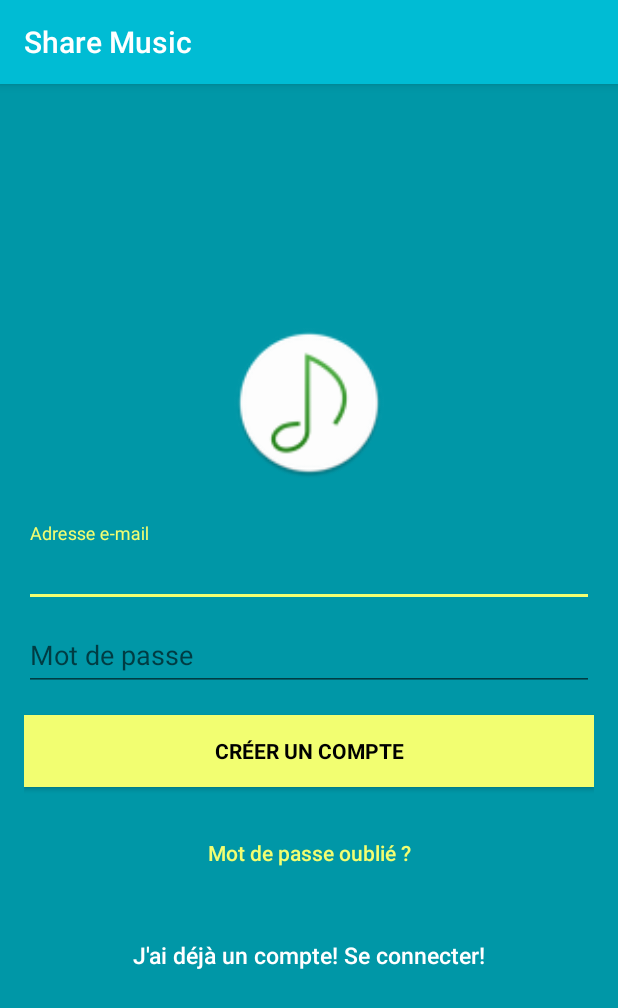
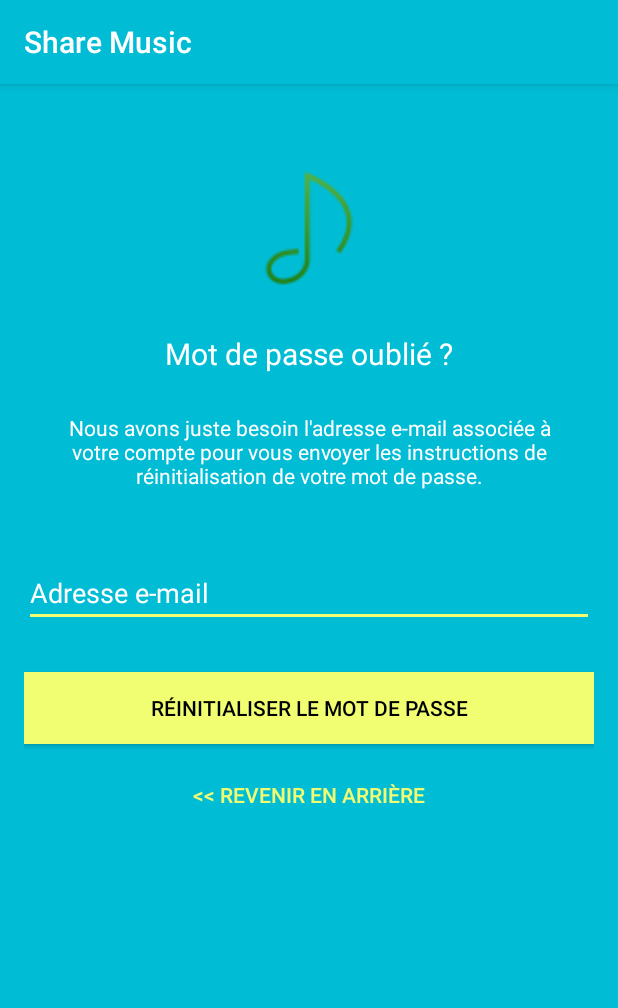
Before and after one commit to maximechareyron/ShareMusic, an Android app: the screen it shows after launch (SignupActivity before the commit, ResetPasswordActivity after it), after a tap on "Mot de passe oublié ?", on a phone screen of 412 x 824 dp. Shown: the top 1008 px of the screen. Run offline under Robolectric (Android 15) with nearby library versions, the phone set to English and light mode, and no system bars; our stand-ins replace Firebase (no records; nobody signed in at launch, a user with empty details on screens opened directly).

Commit message:
Réinitialisation mot de passe OK

```diff
--- a/app/build.gradle
+++ b/app/build.gradle
@@ -1,7 +1,7 @@
 apply plugin: 'com.android.application'
 
 android {
-    compileSdkVersion 25
+    compileSdkVersion 24
     buildToolsVersion "25.0.0"
     defaultConfig {
         applicationId "com.example.olmartin2.lecteurmusique"
@@ -25,7 +25,6 @@ dependencies {
     testCompile 'junit:junit:4.12'
     compile 'com.android.support:appcompat-v7:25.1.1'
     compile 'com.android.support:recyclerview-v7:25.1.1'
-
     // Coordinator layout
     compile 'com.android.support:design:25.1.1'
     compile 'com.google.firebase:firebase-auth:10.0.1'
--- a/app/src/main/AndroidManifest.xml
+++ b/app/src/main/AndroidManifest.xml
@@ -14,12 +14,15 @@
         <activity android:name=".EmetteurActivity" />
         <activity android:name=".HebergeurActivity"/>
         <activity android:name=".SignupActivity">
+        </activity>
+        <activity android:name=".LoginActivity">
             <intent-filter>
                 <action android:name="android.intent.action.MAIN" />
 
                 <category android:name="android.intent.category.LAUNCHER" />
             </intent-filter>
         </activity>
+        <activity android:name=".ResetPasswordActivity"/>
     </application>
 
 </manifest>
--- a/app/src/main/java/com/example/olmartin2/lecteurmusique/LoginActivity.java
+++ b/app/src/main/java/com/example/olmartin2/lecteurmusique/LoginActivity.java
@@ -18,6 +18,9 @@ import com.google.android.gms.tasks.Task;
 import com.google.firebase.auth.AuthResult;
 import com.google.firebase.auth.FirebaseAuth;
 
+/**
+ * Created by machareyro on 07/03/17.
+ */
 public class LoginActivity extends AppCompatActivity {
 
     private EditText inputEmail, inputPassword;
@@ -76,12 +79,12 @@ public class LoginActivity extends AppCompatActivity {
                 final String password = inputPassword.getText().toString();
 
                 if (TextUtils.isEmpty(email)) {
-                    Toast.makeText(getApplicationContext(), "Enter email address!", Toast.LENGTH_SHORT).show();
+                    Toast.makeText(getApplicationContext(), getString(R.string.missing_email), Toast.LENGTH_SHORT).show();
                     return;
                 }
 
                 if (TextUtils.isEmpty(password)) {
-                    Toast.makeText(getApplicationContext(), "Enter password!", Toast.LENGTH_SHORT).show();
+                    Toast.makeText(getApplicationContext(), getString(R.string.missing_password), Toast.LENGTH_SHORT).show();
                     return;
                 }
 
--- a/app/src/main/java/com/example/olmartin2/lecteurmusique/ResetPasswordActivity.java
+++ b/app/src/main/java/com/example/olmartin2/lecteurmusique/ResetPasswordActivity.java
@@ -1,7 +1,75 @@
 package com.example.olmartin2.lecteurmusique;
 
+import android.os.Bundle;
+import android.support.annotation.NonNull;
+import android.support.v7.app.AppCompatActivity;
+import android.text.TextUtils;
+import android.view.View;
+import android.widget.Button;
+import android.widget.EditText;
+import android.widget.ProgressBar;
+import android.widget.Toast;
+
+import com.google.android.gms.tasks.OnCompleteListener;
+import com.google.android.gms.tasks.Task;
+import com.google.firebase.auth.FirebaseAuth;
+
 /**
- * Created by machareyro on 07/03/17.
+ * Created by machareyro on 07/03/2017.
  */
-public class ResetPasswordActivity {
+public class ResetPasswordActivity extends AppCompatActivity {
+
+    private EditText inputEmail;
+    private Button btnReset, btnBack;
+    private FirebaseAuth auth;
+    private ProgressBar progressBar;
+
+    @Override
+    protected void onCreate(Bundle savedInstanceState) {
+        super.onCreate(savedInstanceState);
+        setContentView(R.layout.activity_reset_password);
+
+        inputEmail = (EditText) findViewById(R.id.email);
+        btnReset = (Button) findViewById(R.id.btn_reset_password);
+        btnBack = (Button) findViewById(R.id.btn_back);
+        progressBar = (ProgressBar) findViewById(R.id.progressBar);
+
+        auth = FirebaseAuth.getInstance();
+
+        btnBack.setOnClickListener(new View.OnClickListener() {
+            @Override
+            public void onClick(View v) {
+                finish();
+            }
+        });
+
+        btnReset.setOnClickListener(new View.OnClickListener() {
+            @Override
+            public void onClick(View v) {
+
+                String email = inputEmail.getText().toString().trim();
+
+                if (TextUtils.isEmpty(email)) {
+                    Toast.makeText(getApplication(), "Enter your registered email id", Toast.LENGTH_SHORT).show();
+                    return;
+                }
+
+                progressBar.setVisibility(View.VISIBLE);
+                auth.sendPasswordResetEmail(email)
+                        .addOnCompleteListener(new OnCompleteListener<Void>() {
+                            @Override
+                            public void onComplete(@NonNull Task<Void> task) {
+                                if (task.isSuccessful()) {
+                                    Toast.makeText(ResetPasswordActivity.this, "We have sent you instructions to reset your password!", Toast.LENGTH_SHORT).show();
+                                } else {
+                                    Toast.makeText(ResetPasswordActivity.this, "Failed to send reset email!", Toast.LENGTH_SHORT).show();
+                                }
+
+                                progressBar.setVisibility(View.GONE);
+                            }
+                        });
+            }
+        });
+    }
+
 }
--- a/app/src/main/java/com/example/olmartin2/lecteurmusique/SignupActivity.java
+++ b/app/src/main/java/com/example/olmartin2/lecteurmusique/SignupActivity.java
@@ -16,6 +16,9 @@ import com.google.android.gms.tasks.Task;
 import com.google.firebase.auth.AuthResult;
 import com.google.firebase.auth.FirebaseAuth;
 
+/**
+ * Created by machareyro on 07/03/17.
+ */
 public class SignupActivity extends AppCompatActivity {
 
     private EditText inputEmail, inputPassword;
@@ -60,17 +63,17 @@ public class SignupActivity extends AppCompatActivity {
                 String password = inputPassword.getText().toString().trim();
 
                 if (TextUtils.isEmpty(email)) {
-                    Toast.makeText(getApplicationContext(), "Enter email address!", Toast.LENGTH_SHORT).show();
+                    Toast.makeText(getApplicationContext(), getString(R.string.missing_email), Toast.LENGTH_SHORT).show();
                     return;
                 }
 
                 if (TextUtils.isEmpty(password)) {
-                    Toast.makeText(getApplicationContext(), "Enter password!", Toast.LENGTH_SHORT).show();
+                    Toast.makeText(getApplicationContext(), getString(R.string.missing_password), Toast.LENGTH_SHORT).show();
                     return;
                 }
 
                 if (password.length() < 6) {
-                    Toast.makeText(getApplicationContext(), "Password too short, enter minimum 6 characters!", Toast.LENGTH_SHORT).show();
+                    Toast.makeText(getApplicationContext(), getString(R.string.minimum_password), Toast.LENGTH_SHORT).show();
                     return;
                 }
 
@@ -86,7 +89,7 @@ public class SignupActivity extends AppCompatActivity {
                                 // the auth state listener will be notified and logic to handle the
                                 // signed in user can be handled in the listener.
                                 if (!task.isSuccessful()) {
-                                    Toast.makeText(SignupActivity.this, "Authentication failed." + task.getException(),
+                                    Toast.makeText(SignupActivity.this, getString(R.string.auth_failed) + task.getException(),
                                             Toast.LENGTH_SHORT).show();
                                 } else {
                                     startActivity(new Intent(SignupActivity.this, MainActivity.class));
--- /dev/null
+++ b/app/src/main/res/layout/activity_reset_password.xml
@@ -0,0 +1,87 @@
+<?xml version="1.0" encoding="utf-8"?>
+<android.support.design.widget.CoordinatorLayout xmlns:android="http://schemas.android.com/apk/res/android"
+    xmlns:app="http://schemas.android.com/apk/res-auto"
+    xmlns:tools="http://schemas.android.com/tools"
+    android:layout_width="match_parent"
+    android:layout_height="match_parent"
+    android:layout_gravity="center"
+    android:background="@color/colorPrimary"
+    android:fitsSystemWindows="true"
+    tools:context="com.example.olmartin2.lecteurmusique.ResetPasswordActivity">
+
+    <LinearLayout
+        android:layout_width="fill_parent"
+        android:layout_height="wrap_content"
+        android:layout_marginTop="30dp"
+        android:gravity="center"
+        android:orientation="vertical"
+        android:padding="@dimen/activity_horizontal_margin">
+
+
+        <ImageView
+            android:layout_width="@dimen/logo_w_h"
+            android:layout_height="@dimen/logo_w_h"
+            android:layout_gravity="center_horizontal"
+            android:layout_marginBottom="10dp"
+            android:src="@mipmap/ic_launcher" />
+
+        <TextView
+            android:layout_width="wrap_content"
+            android:layout_height="wrap_content"
+            android:layout_gravity="center_horizontal"
+            android:padding="10dp"
+            android:text="@string/lbl_forgot_password"
+            android:textColor="@android:color/white"
+            android:textSize="20dp" />
+
+        <TextView
+            android:layout_width="wrap_content"
+            android:layout_height="wrap_content"
+            android:layout_marginBottom="10dp"
+            android:gravity="center_horizontal"
+            android:padding="@dimen/activity_horizontal_margin"
+            android:text="@string/forgot_password_msg"
+            android:textColor="@android:color/white"
+            android:textSize="14dp" />
+
+        <EditText
+            android:id="@+id/email"
+            android:layout_width="match_parent"
+            android:layout_height="wrap_content"
+            android:layout_marginBottom="10dp"
+            android:layout_marginTop="20dp"
+            android:hint="@string/hint_email"
+            android:inputType="textEmailAddress"
+            android:textColor="@android:color/white"
+            android:textColorHint="@android:color/white" />
+
+        <!-- Login Button -->
+
+        <Button
+            android:id="@+id/btn_reset_password"
+            android:layout_width="fill_parent"
+            android:layout_height="wrap_content"
+            android:layout_marginTop="20dip"
+            android:background="@color/colorAccent"
+            android:text="@string/btn_reset_password"
+            android:textColor="@android:color/black" />
+
+        <Button
+            android:id="@+id/btn_back"
+            android:layout_width="wrap_content"
+            android:layout_height="wrap_content"
+            android:layout_marginTop="10dp"
+            android:background="@null"
+            android:text="@string/btn_back"
+            android:textColor="@color/colorAccent" />
+
+    </LinearLayout>
+
+    <ProgressBar
+        android:id="@+id/progressBar"
+        android:layout_width="30dp"
+        android:layout_height="30dp"
+        android:layout_gravity="center|bottom"
+        android:layout_marginBottom="20dp"
+        android:visibility="gone" />
+</android.support.design.widget.CoordinatorLayout>
--- a/app/src/main/res/layout/activity_signin.xml
+++ b/app/src/main/res/layout/activity_signin.xml
@@ -23,10 +23,6 @@
             android:layout_marginBottom="30dp"
             android:src="@mipmap/ic_launcher" />
 
-        <android.support.design.widget.TextInputLayout
-            android:layout_width="match_parent"
-            android:layout_height="wrap_content">
-
             <EditText
                 android:id="@+id/email"
                 android:layout_width="match_parent"
@@ -36,11 +32,7 @@
                 android:inputType="textEmailAddress"
                 android:textColor="@android:color/white"
                 android:textColorHint="@android:color/white" />
-        </android.support.design.widget.TextInputLayout>
 
-        <android.support.design.widget.TextInputLayout
-            android:layout_width="match_parent"
-            android:layout_height="wrap_content">
 
             <EditText
                 android:id="@+id/password"
@@ -51,7 +43,6 @@
                 android:inputType="textPassword"
                 android:textColor="@android:color/white"
                 android:textColorHint="@android:color/white" />
-        </android.support.design.widget.TextInputLayout>
 
         <!-- Login Button -->
 
@@ -85,7 +76,7 @@
             android:text="@string/btn_link_to_register"
             android:textAllCaps="false"
             android:textColor="@color/white"
-            android:textSize="15dp" />
+            android:textSize="15sp" />
     </LinearLayout>
 
     <ProgressBar
--- a/app/src/main/res/layout/activity_signup.xml
+++ b/app/src/main/res/layout/activity_signup.xml
@@ -23,10 +23,6 @@
             android:layout_marginBottom="30dp"
             android:src="@mipmap/ic_launcher" />
 
-        <android.support.design.widget.TextInputLayout
-            android:layout_width="match_parent"
-            android:layout_height="wrap_content">
-
         <EditText
             android:id="@+id/email"
             android:layout_width="match_parent"
@@ -36,12 +32,6 @@
             android:maxLines="1"
             android:singleLine="true"
             android:textColor="@android:color/white" />
-
-        </android.support.design.widget.TextInputLayout>
-
-        <android.support.design.widget.TextInputLayout
-            android:layout_width="match_parent"
-            android:layout_height="wrap_content">
 
         <EditText
             android:id="@+id/password"
@@ -55,8 +45,6 @@
             android:maxLines="1"
             android:singleLine="true"
             android:textColor="@android:color/white" />
-
-        </android.support.design.widget.TextInputLayout>
 
         <Button
             android:id="@+id/sign_up_button"
--- a/app/src/main/res/values/strings.xml
+++ b/app/src/main/res/values/strings.xml
@@ -22,11 +22,10 @@
     <string name="hint_password">Mot de passe</string>
     <string name="hint_name">Nom complet</string>
     <string name="btn_link_to_register">Pas encore membre ? Créez un compte maintenant !</string>
-    <string name="btn_link_to_login">J\'ai déjà un compte! Se connecter!</string>
+    <string name="btn_link_to_login">J\'ai déjà un compte, me connecter!</string>
     <string name="title_activity_reset_password">ResetPasswordActivity</string>
     <string name="btn_forgot_password">Mot de passe oublié ?</string>
     <string name="btn_reset_password">Réinitialiser le mot de passe</string>
-    <string name="btn_back"><![CDATA[<< Back]]></string>
     <string name="hint_new_email">Nouvelle adresse mail</string>
     <string name="btn_change">Changer</string>
     <string name="btn_send">Envoyer</string>
@@ -34,6 +33,10 @@
     <string name="btn_sign_out">Déconnexion</string>
     <string name="forgot_password_msg">Nous avons juste besoin l\'adresse e-mail associée à votre compte pour vous envoyer les instructions de réinitialisation de votre mot de passe.</string>
     <string name="btn_login">Se connecter</string>
+    <string name="missing_email">Saisir une adresse e-mail !</string>
+    <string name="missing_password">Saisir un mot de passe !</string>
+    <string name="lbl_forgot_password">Mot de passe oublié ?</string>
+    <string name="btn_back"><![CDATA[<< Revenir en arrière]]></string>
 
 
 </resources>
```
Also changed, not shown: app/src/main/ic_launcher-web.png, app/src/main/res/mipmap-hdpi/ic_launcher.png, app/src/main/res/mipmap-mdpi/ic_launcher.png, app/src/main/res/mipmap-xhdpi/ic_launcher.png, app/src/main/res/mipmap-xxhdpi/ic_launcher.png, app/src/main/res/mipmap-xxxhdpi/ic_launcher.png, 1 other file. Lines whose indentation alone changed are shown as unchanged.
